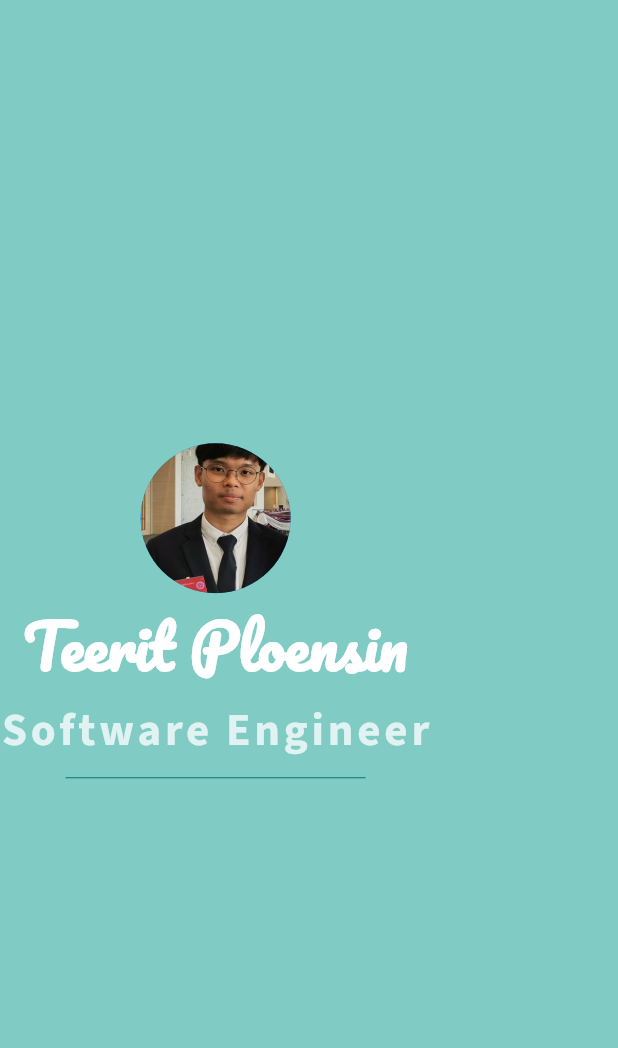
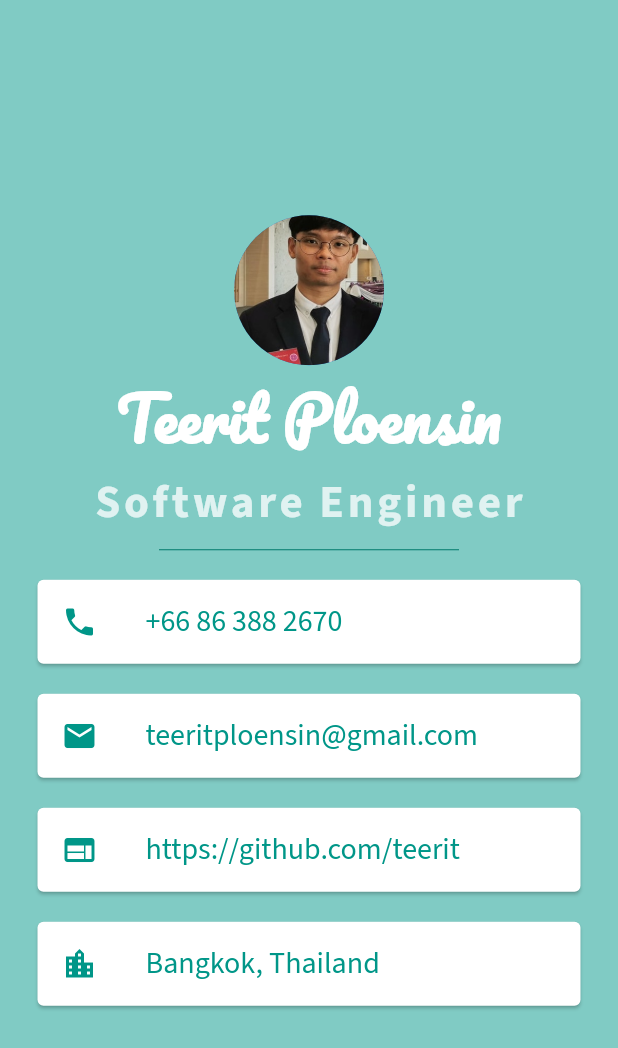
Before and after one commit to teerit/flutter-myapp, a Flutter app: the screen it shows after launch, on a phone screen of 412 x 824 dp. Shown: the top 1048 px of the screen. Run offline on Flutter 3.47's test engine with Material 2 defaults, Android fonts, the phone set to English and light mode, and no system bars; our stand-ins replace google_fonts.

Commit message:
Add info card widget

```diff
--- /dev/null
+++ b/lib/info_card.dart
@@ -0,0 +1,32 @@
+import 'package:flutter/material.dart';
+import 'package:google_fonts/google_fonts.dart';
+
+class InfoCard extends StatelessWidget {
+  final String text;
+  final IconData icon;
+
+  InfoCard({
+    required this.text,
+    required this.icon,
+  });
+
+  @override
+  Widget build(BuildContext context) {
+    return GestureDetector(
+      child: Card(
+        color: Colors.white,
+        margin: const EdgeInsets.symmetric(vertical: 10.0, horizontal: 25.0),
+        child: ListTile(
+          leading: Icon(
+            icon,
+            color: Colors.teal,
+          ),
+          title: Text(
+            text,
+            style: GoogleFonts.sourceSansPro(fontSize: 20, color: Colors.teal),
+          ),
+        ),
+      ),
+    );
+  }
+}
--- a/lib/main.dart
+++ b/lib/main.dart
@@ -1,5 +1,11 @@
 import 'package:flutter/material.dart';
+import 'package:my_app/info_card.dart';
 import 'package:google_fonts/google_fonts.dart';
+
+const url = 'https://github.com/teerit';
+const email = 'teeritploensin@gmail.com';
+const phone = '+66 86 388 2670';
+const location = 'Bangkok, Thailand';
 
 void main() {
   runApp(const MyApp());
@@ -52,6 +58,22 @@ class Home extends StatelessWidget {
                 color: Colors.teal.shade700,
               ),
             ),
+            InfoCard(
+              text: phone,
+              icon: Icons.phone,
+            ),
+            InfoCard(
+              text: email,
+              icon: Icons.email,
+            ),
+            InfoCard(
+              text: url,
+              icon: Icons.web,
+            ),
+            InfoCard(
+              text: location,
+              icon: Icons.location_city,
+            ),
           ],
         ),
       ),
```
